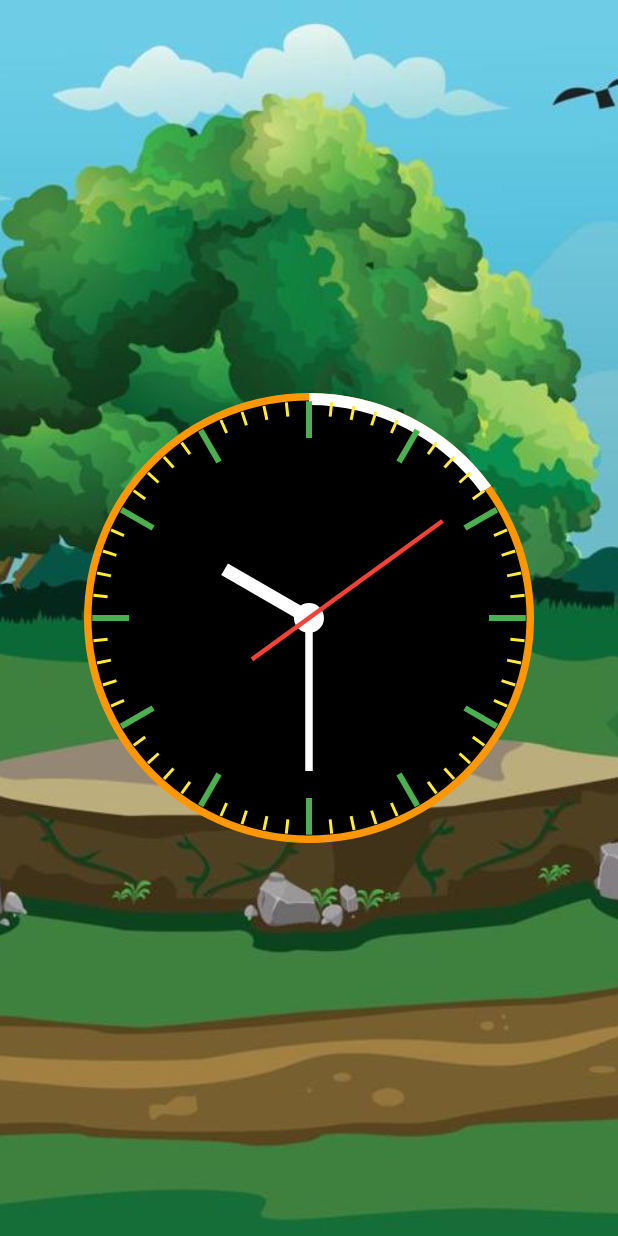
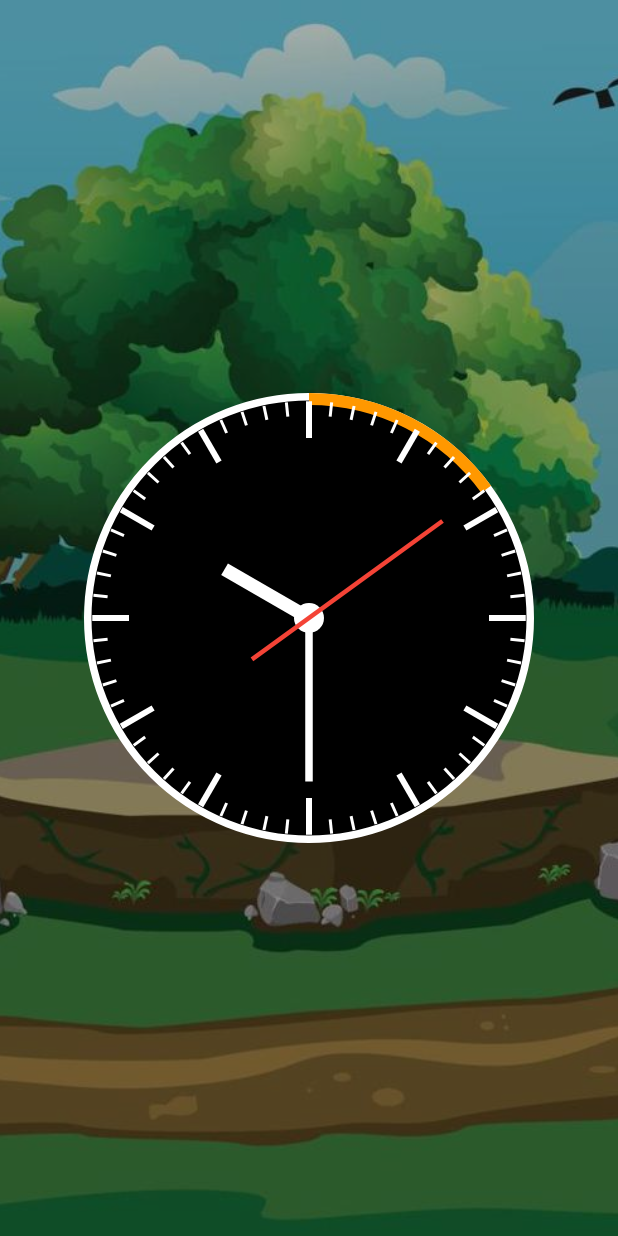
Before and after one commit to priyamtripathiii03/clock_daily_task, a Flutter app: the AnalogClock screen opened by its route, on a phone screen of 412 x 824 dp. Run offline on Flutter 3.47's test engine with Material 3 defaults, Android fonts, the phone set to English and light mode, and no system bars.

Commit message:
09-08-2024

```diff
--- a/lib/analog_clock.dart
+++ b/lib/analog_clock.dart
@@ -29,8 +29,10 @@ class _AnalogClockState extends State<AnalogClock> {
         height: double.infinity,
         width: double.infinity,
         decoration: BoxDecoration(
+          color: Colors.black,
           image: DecorationImage(
             fit: BoxFit.cover,
+            opacity: 0.7,
             image: AssetImage(bacImage()),
           ),
         ),
@@ -43,7 +45,7 @@ class _AnalogClockState extends State<AnalogClock> {
               decoration: BoxDecoration(
                 color: Colors.black,
                 shape: BoxShape.circle,
-                border: Border.all(color: Colors.orange, width: 5,),
+                border: Border.all(color: Colors.white, width: 5,),
               ),
               child: Stack(
                 alignment: Alignment.center,
@@ -55,7 +57,7 @@ class _AnalogClockState extends State<AnalogClock> {
 
                       child: CircularProgressIndicator(
                         strokeAlign: 1.5,
-                        color: Colors.white,
+                        color: Colors.orange,
                         value: dateTime.second/60,
                       ),
                     ),
@@ -65,7 +67,7 @@ class _AnalogClockState extends State<AnalogClock> {
                         (index) => Transform.rotate(
                       angle: (index * 6) * pi / 180,
                       child: VerticalDivider(
-                        color: (index%5==0)?Colors.green:Colors.yellow,
+                        color: (index%5==0)?Colors.white:Colors.white,
                         thickness:(index%5==0)?4:2,
                         endIndent:(index%5==0)? 265:280,
                         indent:0.5,
@@ -81,7 +83,7 @@ class _AnalogClockState extends State<AnalogClock> {
                     child: VerticalDivider(
                       color: Colors.white,
                       thickness: 5,
-                      indent: 43,
+                      indent: 36,
                       endIndent: 140,
                     ),
                   ),
```
Also changed, not shown: lib/strap_clock.dart (added, +15 -0 lines).
